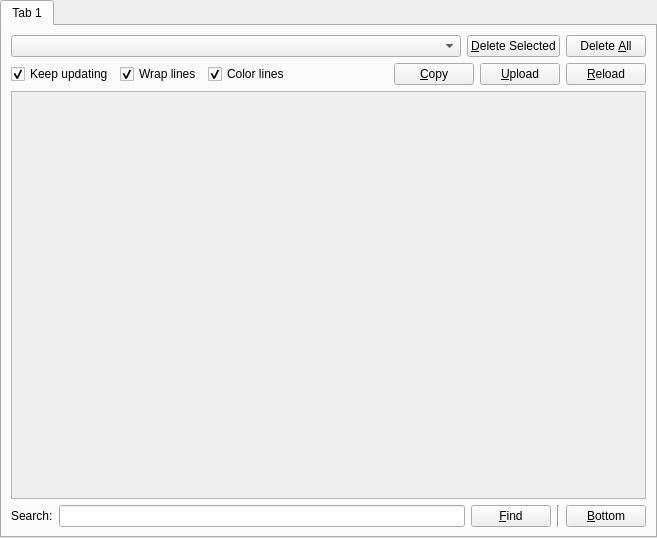
Qt form launcher/ui/pages/instance/OtherLogsPage.ui (PrismLauncher/PrismLauncher) before a commit.
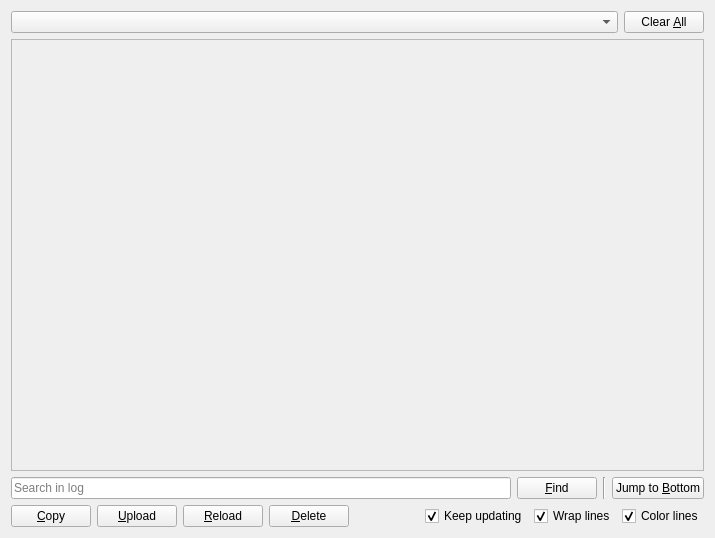
The same form after that commit. Custom widgets are drawn as their Qt base class.

Commit message: Better layout for OtherLogsPage.ui

What changed in the file:
```diff
--- a/launcher/ui/pages/instance/OtherLogsPage.ui
+++ b/launcher/ui/pages/instance/OtherLogsPage.ui
@@ -6,92 +6,12 @@
    <rect>
     <x>0</x>
     <y>0</y>
-    <width>657</width>
+    <width>715</width>
     <height>538</height>
    </rect>
   </property>
-  <layout class="QVBoxLayout" name="verticalLayout_2">
-   <property name="leftMargin">
-    <number>0</number>
-   </property>
-   <property name="topMargin">
-    <number>0</number>
-   </property>
-   <property name="rightMargin">
-    <number>0</number>
-   </property>
-   <property name="bottomMargin">
-    <number>0</number>
-   </property>
+  <layout class="QVBoxLayout" name="verticalLayout">
    <item>
-    <widget class="QTabWidget" name="tabWidget">
-     <property name="currentIndex">
-      <number>0</number>
-     </property>
-     <widget class="QWidget" name="tab">
-      <attribute name="title">
-       <string notr="true">Tab 1</string>
-      </attribute>
-      <layout class="QGridLayout" name="gridLayout_2">
-       <item row="2" column="0">
-        <widget class="QLabel" name="label">
-         <property name="text">
-          <string>Search:</string>
-         </property>
-        </widget>
-       </item>
-       <item row="2" column="1">
-        <widget class="QLineEdit" name="searchBar"/>
-       </item>
-       <item row="2" column="2">
-        <widget class="QPushButton" name="findButton">
-         <property name="text">
-          <string>&amp;Find</string>
-         </property>
-        </widget>
-       </item>
-       <item row="2" column="3">
-        <widget class="Line" name="line">
-         <property name="orientation">
-          <enum>Qt::Vertical</enum>
-         </property>
-        </widget>
-       </item>
-       <item row="2" column="4">
-        <widget class="QPushButton" name="btnBottom">
-         <property name="toolTip">
-          <string>Scroll all the way to bottom</string>
-         </property>
-         <property name="text">
-          <string>&amp;Bottom</string>
-         </property>
-        </widget>
-       </item>
-       <item row="1" column="0" colspan="5">
-        <widget class="LogView" name="text">
-         <property name="enabled">
-          <bool>false</bool>
-         </property>
-         <property name="undoRedoEnabled">
-          <bool>false</bool>
-         </property>
-         <property name="readOnly">
-          <bool>true</bool>
-         </property>
-         <property name="plainText">
-          <string notr="true"/>
-         </property>
-         <property name="textInteractionFlags">
-          <set>Qt::LinksAccessibleByKeyboard|Qt::LinksAccessibleByMouse|Qt::TextBrowserInteraction|Qt::TextSelectableByKeyboard|Qt::TextSelectableByMouse</set>
-         </property>
-         <property name="centerOnScroll">
-          <bool>false</bool>
-         </property>
-        </widget>
-       </item>
-       <item row="0" column="0" colspan="5">
-        <layout class="QGridLayout" name="gridLayout">
-         <item row="0" column="0" colspan="5">
           <layout class="QHBoxLayout" name="horizontalLayout">
            <item>
             <widget class="QComboBox" name="selectLogBox">
@@ -103,73 +23,77 @@
              </property>
             </widget>
            </item>
-           <item>
-            <widget class="QPushButton" name="btnDelete">
-             <property name="toolTip">
-              <string>Delete the selected log</string>
-             </property>
-             <property name="text">
-              <string>&amp;Delete Selected</string>
-             </property>
-            </widget>
-           </item>
            <item>
             <widget class="QPushButton" name="btnClean">
              <property name="toolTip">
               <string>Delete all the logs</string>
              </property>
              <property name="text">
-              <string>Delete &amp;All</string>
+        <string>Clear &amp;All</string>
              </property>
             </widget>
            </item>
           </layout>
          </item>
-         <item row="1" column="0" colspan="5">
+   <item>
+    <widget class="LogView" name="text">
+     <property name="enabled">
+      <bool>false</bool>
+     </property>
+     <property name="undoRedoEnabled">
+      <bool>false</bool>
+     </property>
+     <property name="readOnly">
+      <bool>true</bool>
+     </property>
+     <property name="plainText">
+      <string notr="true"/>
+     </property>
+     <property name="textInteractionFlags">
+      <set>Qt::LinksAccessibleByKeyboard|Qt::LinksAccessibleByMouse|Qt::TextBrowserInteraction|Qt::TextSelectableByKeyboard|Qt::TextSelectableByMouse</set>
+     </property>
+     <property name="centerOnScroll">
+      <bool>false</bool>
+     </property>
+    </widget>
+   </item>
+   <item>
+    <layout class="QHBoxLayout" name="horizontalLayout_2">
+     <item>
+      <widget class="QLineEdit" name="searchBar">
+       <property name="placeholderText">
+        <string>Search in log</string>
+       </property>
+      </widget>
+     </item>
+     <item>
+      <widget class="QPushButton" name="findButton">
+       <property name="text">
+        <string>&amp;Find</string>
+       </property>
+      </widget>
+     </item>
+     <item>
+      <widget class="Line" name="line">
+       <property name="orientation">
+        <enum>Qt::Vertical</enum>
+       </property>
+      </widget>
+     </item>
+     <item>
+      <widget class="QPushButton" name="btnBottom">
+       <property name="toolTip">
+        <string>Scroll all the way to bottom</string>
+       </property>
+       <property name="text">
+        <string>Jump to &amp;Bottom</string>
+       </property>
+      </widget>
+     </item>
+    </layout>
+   </item>
+   <item>
           <layout class="QHBoxLayout" name="horizontalLayout1">
-           <item>
-            <widget class="QCheckBox" name="trackLogCheckbox">
-             <property name="text">
-              <string>Keep updating</string>
-             </property>
-             <property name="checked">
-              <bool>true</bool>
-             </property>
-            </widget>
-           </item>
-           <item>
-            <widget class="QCheckBox" name="wrapCheckbox">
-             <property name="text">
-              <string>Wrap lines</string>
-             </property>
-             <property name="checked">
-              <bool>true</bool>
-             </property>
-            </widget>
-           </item>
-           <item>
-            <widget class="QCheckBox" name="colorCheckbox">
-             <property name="text">
-              <string>Color lines</string>
-             </property>
-             <property name="checked">
-              <bool>true</bool>
-             </property>
-            </widget>
-           </item>
-           <item>
-            <spacer name="horizontalSpacer">
-             <property name="orientation">
-              <enum>Qt::Horizontal</enum>
-             </property>
-             <property name="sizeHint" stdset="0">
-              <size>
-               <width>40</width>
-               <height>20</height>
-              </size>
-             </property>
-            </spacer>
-           </item>
            <item>
             <widget class="QPushButton" name="btnCopy">
              <property name="toolTip">
@@ -200,13 +124,60 @@
              </property>
             </widget>
            </item>
-          </layout>
-         </item>
-        </layout>
-       </item>
-      </layout>
-     </widget>
-    </widget>
+     <item>
+      <widget class="QPushButton" name="btnDelete">
+       <property name="toolTip">
+        <string>Delete the selected log</string>
+       </property>
+       <property name="text">
+        <string>&amp;Delete</string>
+       </property>
+      </widget>
+     </item>
+     <item>
+      <spacer name="horizontalSpacer">
+       <property name="orientation">
+        <enum>Qt::Horizontal</enum>
+       </property>
+       <property name="sizeHint" stdset="0">
+        <size>
+         <width>40</width>
+         <height>20</height>
+        </size>
+       </property>
+      </spacer>
+     </item>
+     <item>
+      <widget class="QCheckBox" name="trackLogCheckbox">
+       <property name="text">
+        <string>Keep updating</string>
+       </property>
+       <property name="checked">
+        <bool>true</bool>
+       </property>
+      </widget>
+     </item>
+     <item>
+      <widget class="QCheckBox" name="wrapCheckbox">
+       <property name="text">
+        <string>Wrap lines</string>
+       </property>
+       <property name="checked">
+        <bool>true</bool>
+       </property>
+      </widget>
+     </item>
+     <item>
+      <widget class="QCheckBox" name="colorCheckbox">
+       <property name="text">
+        <string>Color lines</string>
+       </property>
+       <property name="checked">
+        <bool>true</bool>
+       </property>
+      </widget>
+     </item>
+    </layout>
    </item>
   </layout>
  </widget>
```
Left out of the diff: 14 changed lines with no effect on the pictures. Lines whose indentation alone changed are shown as unchanged. The commit also changes 1 other file.
